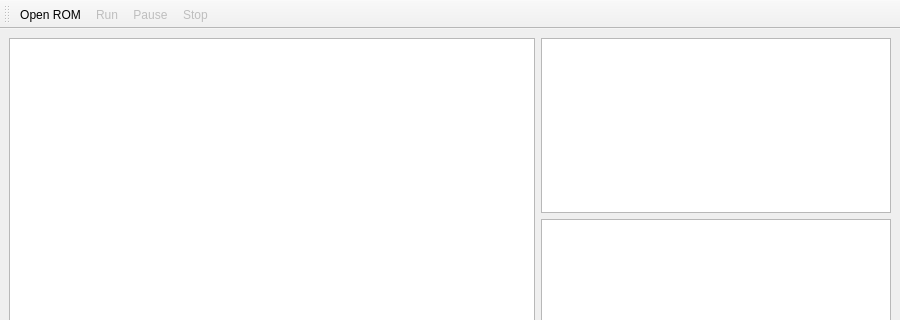
Old version of the form gui/mainwindow.ui in the repository yattaro/neosmsz80; both pictures show x 0 to 900 and y 0 to 320 of the 900 by 600 pixel window.
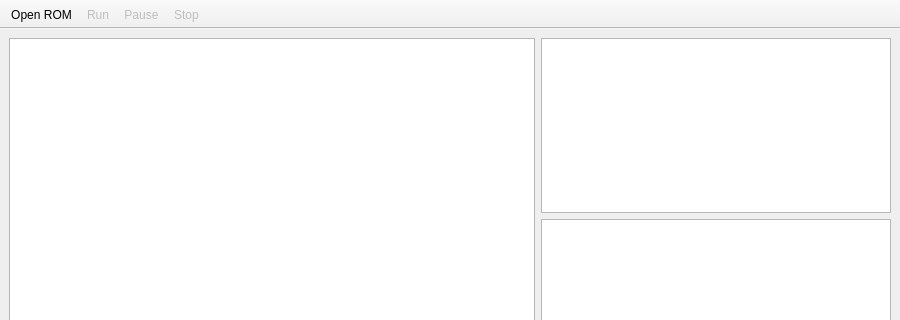
New version of the form. Icons and pictures are not drawn.

```diff
--- a/gui/mainwindow.ui
+++ b/gui/mainwindow.ui
@@ -84,6 +84,12 @@
    <property name="windowTitle">
     <string>toolBar</string>
    </property>
+   <property name="movable">
+    <bool>false</bool>
+   </property>
+   <property name="floatable">
+    <bool>false</bool>
+   </property>
    <attribute name="toolBarArea">
     <enum>TopToolBarArea</enum>
    </attribute>
```
Left out of the diff: 27 changed lines with no effect on the pictures.
